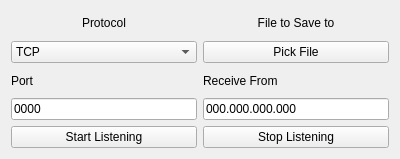
Before: the Qt Designer form TCPIPassign/Server.ui in CanOSpam/tcpIPAssign, drawn with Qt 5.
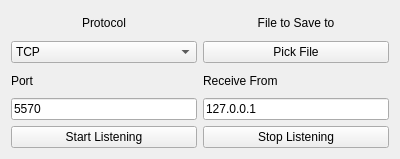
After: the same form once the commit is applied.

What changed in the file:
```diff
--- a/TCPIPassign/Server.ui
+++ b/TCPIPassign/Server.ui
@@ -84,7 +84,7 @@
        <item>
         <widget class="QLineEdit" name="portEdit">
          <property name="text">
-          <string>0000</string>
+          <string>5570</string>
          </property>
         </widget>
        </item>
@@ -102,7 +102,7 @@
        <item>
         <widget class="QLineEdit" name="ipEdit">
          <property name="text">
-          <string>000.000.000.000</string>
+          <string>127.0.0.1</string>
          </property>
         </widget>
        </item>
```
